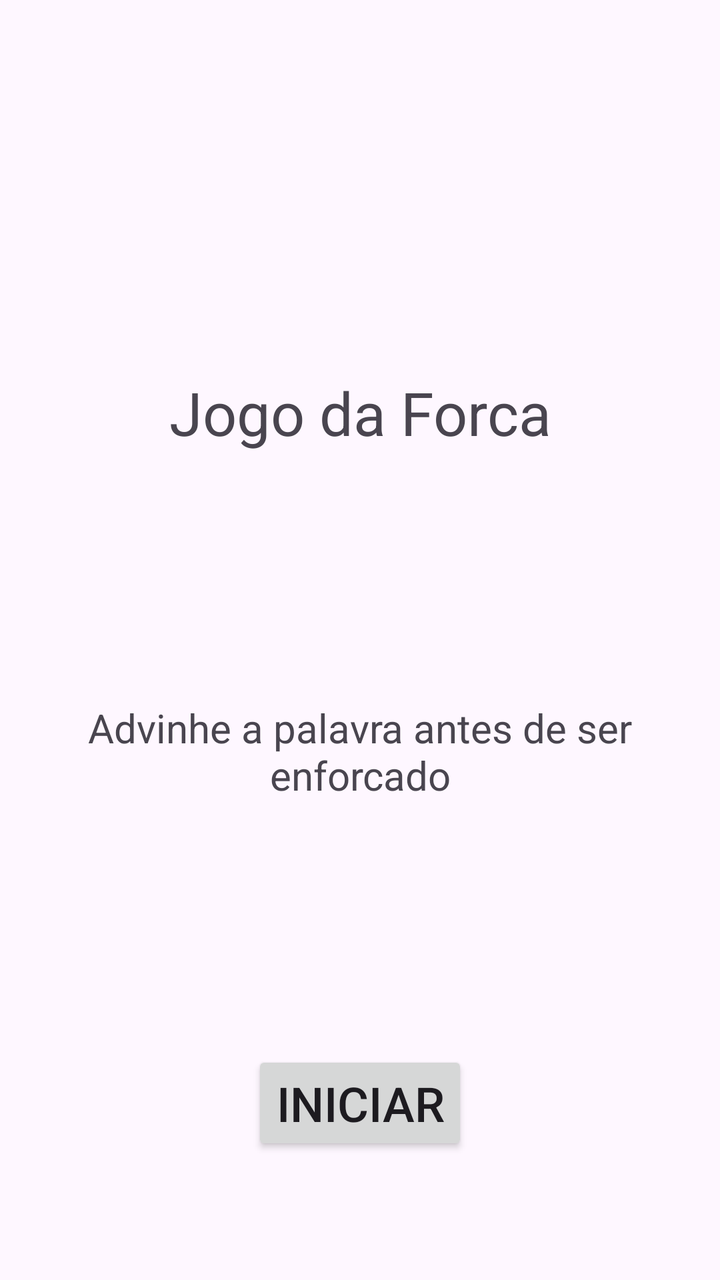
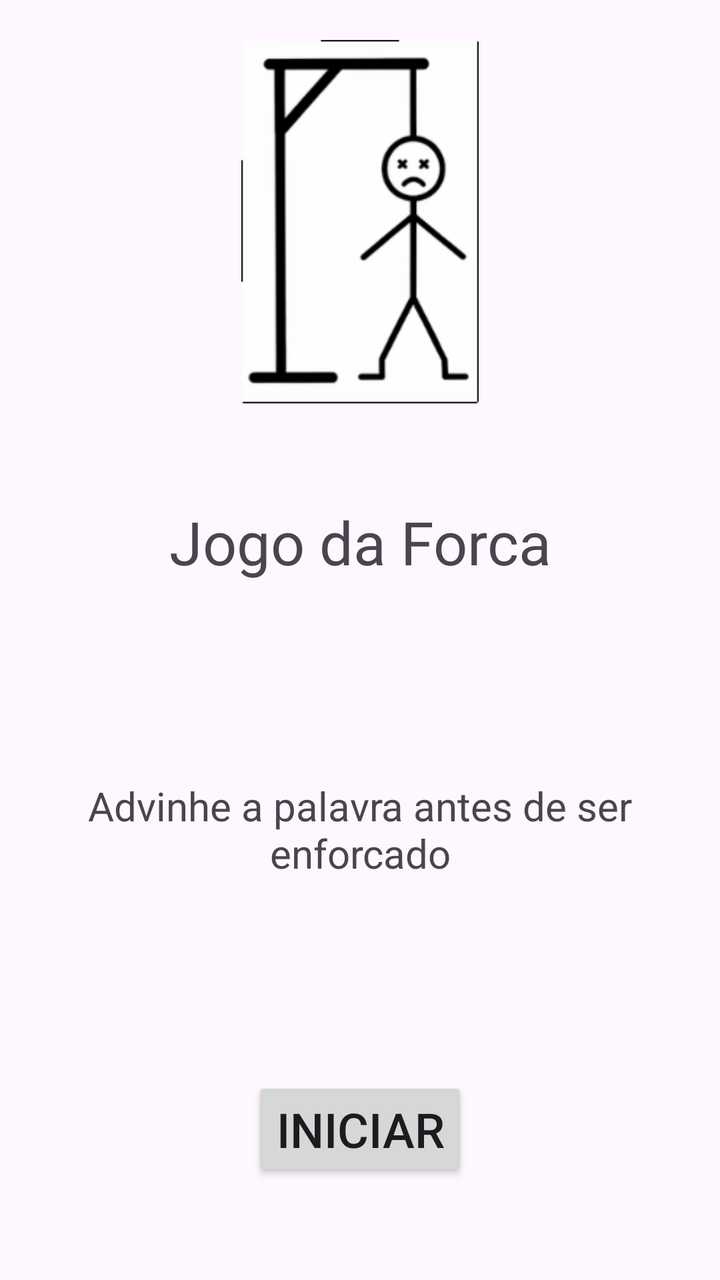

The first picture is an Android layout as it rendered before a commit; the second is the same layout after the commit. The layout source and the unified diff follow.
<!-- AndroidManifest.xml: application theme Theme.Forca -->
<!-- res/layout/activity_main.xml -->
<?xml version="1.0" encoding="utf-8"?>
<LinearLayout xmlns:android="http://schemas.android.com/apk/res/android"
    xmlns:app="http://schemas.android.com/apk/res-auto"
    xmlns:tools="http://schemas.android.com/tools"
    android:id="@+id/main"
    android:layout_width="match_parent"
    android:layout_height="match_parent"
    android:orientation="vertical"
    tools:context=".MainActivity">

    <LinearLayout
        android:layout_width="match_parent"
        android:layout_height="wrap_content"
        android:layout_weight="0.25"
        android:gravity="center"
        android:orientation="vertical"></LinearLayout>

    <LinearLayout
        android:layout_width="match_parent"
        android:layout_height="wrap_content"
        android:layout_weight="0.25"
        android:gravity="center"
        android:orientation="vertical">

        <TextView
            android:id="@+id/textView"
            android:layout_width="match_parent"
            android:layout_height="wrap_content"
            android:gravity="center"
            android:text="Jogo da Forca"
            android:textSize="30sp" />
    </LinearLayout>

    <LinearLayout
        android:layout_width="match_parent"
        android:layout_height="wrap_content"
        android:layout_weight="0.25"
        android:gravity="center"
        android:orientation="vertical">

        <TextView
            android:id="@+id/textView2"
            android:layout_width="match_parent"
            android:layout_height="wrap_content"
            android:gravity="center"
            android:text="Advinhe a palavra antes de ser enforcado"
            android:textSize="20sp" />
    </LinearLayout>

    <LinearLayout
        android:layout_width="match_parent"
        android:layout_height="wrap_content"
        android:layout_weight="0.25"
        android:gravity="center"
        android:orientation="vertical">

        <Button
            android:id="@+id/button"
            android:layout_width="wrap_content"
            android:layout_height="wrap_content"
            android:text="Iniciar"
            android:textSize="24sp" />
    </LinearLayout>

</LinearLayout>
<!-- resources referenced by this layout -->
<resources>
  <style name="Theme.Forca" parent="Base.Theme.Forca" />
  <style name="Base.Theme.Forca" parent="Theme.Material3.DayNight.NoActionBar">
          
          
      </style>
</resources>

<!-- the commit's change to res/layout/activity_main.xml (unified diff, before → after) -->
@@ -13,7 +13,15 @@
         android:layout_height="wrap_content"
         android:layout_weight="0.25"
         android:gravity="center"
-        android:orientation="vertical"></LinearLayout>
+        android:orientation="vertical">
+
+        <ImageView
+            android:id="@+id/imageView2"
+            android:layout_width="match_parent"
+            android:layout_height="match_parent"
+            android:layout_marginTop="20dp"
+            app:srcCompat="@drawable/forca_10_9" />
+    </LinearLayout>
 
     <LinearLayout
         android:layout_width="match_parent"
@@ -55,7 +63,7 @@
         android:orientation="vertical">
 
         <Button
-            android:id="@+id/button"
+            android:id="@+id/id1"
             android:layout_width="wrap_content"
             android:layout_height="wrap_content"
             android:text="Iniciar"
<!-- resource entries referenced after the edit -->
@@ -1,5 +1,6 @@
 <!-- resources referenced by this layout -->
 <resources>
+  <!-- drawable forca_10_9: png bitmap (drawable-hdpi, 8804 bytes) -->
   <style name="Theme.Forca" parent="Base.Theme.Forca" />
   <style name="Base.Theme.Forca" parent="Theme.Material3.DayNight.NoActionBar">
           
